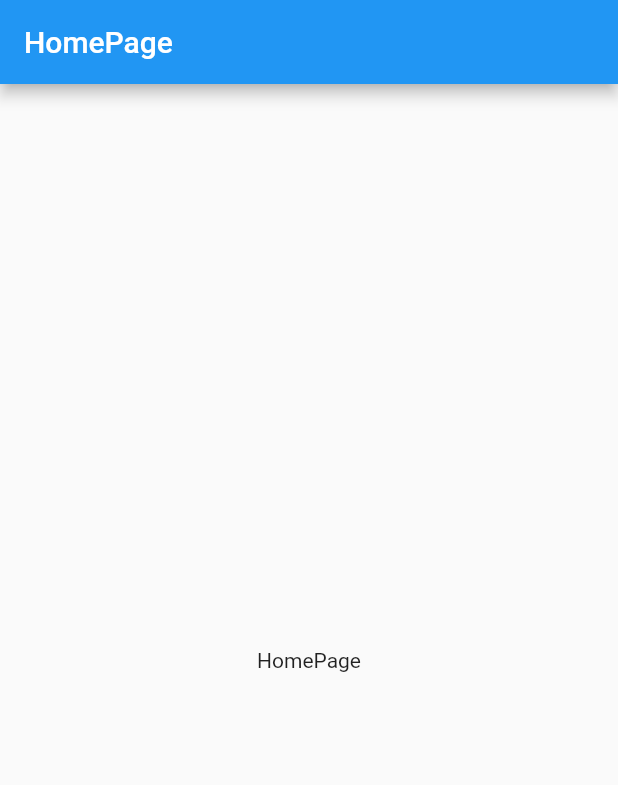
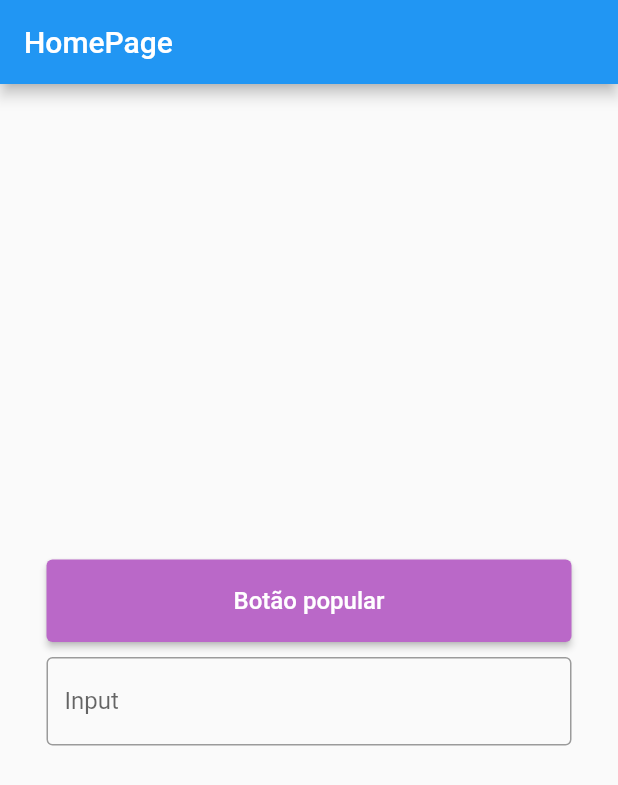
Before and after one commit to LuizFelipeMisseno/wedding_list, a Flutter app: the screen it shows after launch, on a phone screen of 412 x 824 dp. Shown: the top 785 px of the screen. Run offline on Flutter 3.47's test engine with Material 2 defaults, Android fonts, the phone set to English and light mode, and no system bars; our stand-ins replace dartz, equatable, firebase_core, flutter_modular; accounts and stored records are empty; Roboto replaces fonts that are missing (Poppins).

Commit message:
input e botao feitos

```diff
--- /dev/null
+++ b/lib/core/widgets/popular_button.dart
@@ -0,0 +1,28 @@
+import 'package:flutter/cupertino.dart';
+import 'package:flutter/material.dart';
+
+class PopularButton extends StatelessWidget {
+  final String textoBotaoPopular;
+  final void Function() onPressed;
+  const PopularButton(
+      {super.key, required this.textoBotaoPopular, required this.onPressed});
+
+  @override
+  Widget build(BuildContext context) {
+    return Container(
+      width: 350,
+      height: 55,
+      child: ElevatedButton(
+        style: ButtonStyle(
+          backgroundColor: MaterialStateProperty.all(Colors.purple[300]),
+        ),
+        onPressed: () {},
+        child: Text(textoBotaoPopular,
+            style: const TextStyle(
+              fontFamily: 'Poppins',
+              fontSize: 16,
+            )),
+      ),
+    );
+  }
+}
--- /dev/null
+++ b/lib/core/widgets/popular_input.dart
@@ -0,0 +1,21 @@
+import 'package:flutter/material.dart';
+
+class PopularInput extends StatelessWidget {
+  final String labelText;
+
+  const PopularInput({Key? key, required this.labelText}) : super(key: key);
+
+  @override
+  Widget build(BuildContext context) {
+    return Container(
+      margin: const EdgeInsets.all(10),
+      width: 350,
+      child: TextFormField(
+        decoration: InputDecoration(
+          labelText: labelText,
+          border: OutlineInputBorder(), // Define o formato da caixa do input
+        ),
+      ),
+    );
+  }
+}
--- a/lib/features/presenter/home/pages/home_page.dart
+++ b/lib/features/presenter/home/pages/home_page.dart
@@ -1,4 +1,7 @@
 import 'package:flutter/material.dart';
+import 'package:wedding_list/core/widgets/popular_input.dart';
+
+import '../../../../core/widgets/popular_button.dart';
 
 class HomePage extends StatefulWidget {
   const HomePage({super.key});
@@ -14,8 +17,19 @@ class _HomePageState extends State<HomePage> {
       appBar: AppBar(
         title: const Text('HomePage'),
       ),
-      body: const Center(
-        child: Text('HomePage'),
+      body: Center(
+        child: Column(
+          mainAxisAlignment: MainAxisAlignment.center,
+          children: [
+            PopularButton(
+              textoBotaoPopular: 'Botão popular',
+              onPressed: () {},
+            ),
+            const PopularInput(
+              labelText: 'Input',
+            ),
+          ],
+        ),
       ),
     );
   }
```
